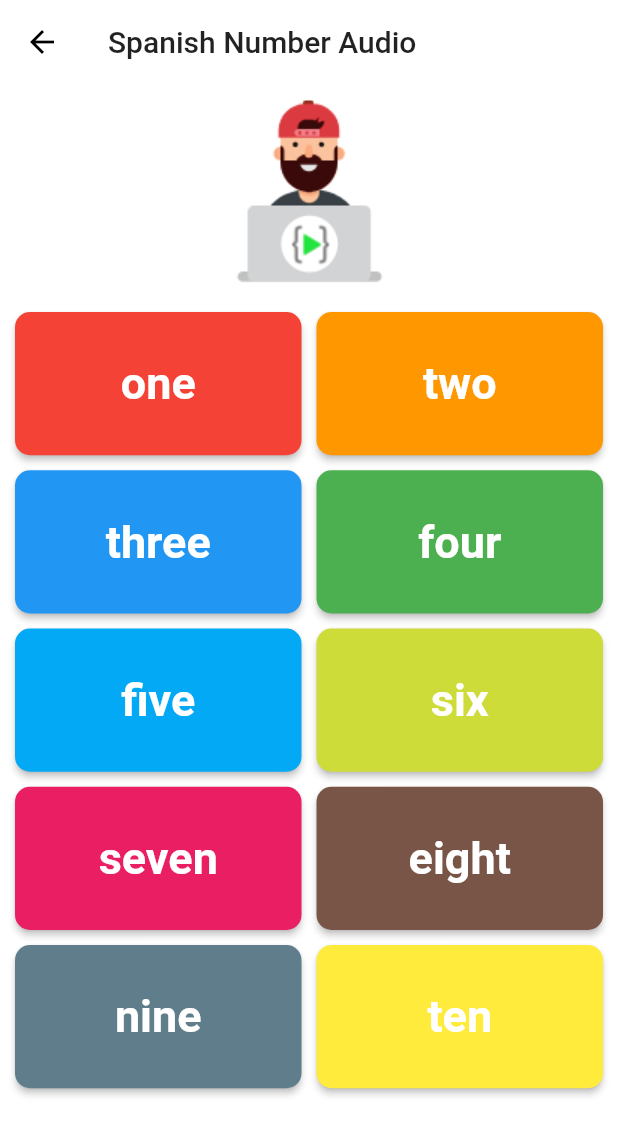
After one commit to viztushar/flutter-courses-learncodeonline, a Flutter app: the screen it shows after launch, after a tap on "Spanish Number Audio", on a phone screen of 412 x 824 dp. The commit adds this screen. Shown: the top 1135 px of the screen. Run offline on Flutter 3.47's test engine with Material 2 defaults, Android fonts, the phone set to English and light mode, and no system bars; our stand-ins replace audioplayers.

Commit message:
Spanish Number Audio added

```diff
--- a/lib/main.dart
+++ b/lib/main.dart
@@ -5,6 +5,7 @@ import 'SpanishNumberApp/main.dart' as SpanishNumberApp;
 import 'dice_roller/main.dart' as diceRoller;
 import 'tictactoe/main.dart' as tictactoe;
 import 'scratchandwin/main.dart' as saw;
+import 'spanishnumberaudio/main.dart' as spnumaudio;
 
 void main() => runApp(MyApp());
 
@@ -125,6 +126,22 @@ class _MyHomePageState extends State<MyHomePage> {
               shape: RoundedRectangleBorder(
                   borderRadius: BorderRadius.circular(30.0)),
             ),
+            RaisedButton(
+              color: Color(0xFF212121),
+              child: Text("Spanish Number Audio", style: TextStyle(
+                color: Colors.white
+              ),),
+              onPressed: () {
+                Navigator.push(
+                  context,
+                  MaterialPageRoute(
+                    builder: (context) => spnumaudio.MySpanishNumberAudio(),
+                  ),
+                  );
+              },
+              shape: RoundedRectangleBorder(
+                  borderRadius: BorderRadius.circular(30.0)),
+            ),
           ],
         ),
       ),
--- /dev/null
+++ b/lib/spanishnumberaudio/NumberAudio.dart
@@ -0,0 +1,13 @@
+import 'package:flutter/material.dart';
+
+class NumberAudio {
+  String audioUri;
+  MaterialColor buttonColor;
+  String buttonText;
+
+  NumberAudio(String audioUri, MaterialColor buttonColor, String buttonText) {
+    this.audioUri = audioUri;
+    this.buttonColor = buttonColor;
+    this.buttonText = buttonText;
+  }
+}
--- /dev/null
+++ b/lib/spanishnumberaudio/main.dart
@@ -0,0 +1,87 @@
+import 'package:flutter/material.dart';
+import 'NumberAudio.dart';
+import 'package:audioplayers/audio_cache.dart';
+
+class MySpanishNumberAudio extends StatefulWidget {
+  @override
+  _MySpanishNumberAudioState createState() => _MySpanishNumberAudioState();
+}
+
+class _MySpanishNumberAudioState extends State<MySpanishNumberAudio> {
+  AudioCache audioCache = AudioCache();
+
+  List<NumberAudio> numberList = [
+    NumberAudio("one.wav", Colors.red, "one"),
+    NumberAudio("two.wav", Colors.orange, "two"),
+    NumberAudio("three.wav", Colors.blue, "three"),
+    NumberAudio("four.wav", Colors.green, "four"),
+    NumberAudio("five.wav", Colors.lightBlue, "five"),
+    NumberAudio("six.wav", Colors.lime, "six"),
+    NumberAudio("seven.wav", Colors.pink, "seven"),
+    NumberAudio("eight.wav", Colors.brown, "eight"),
+    NumberAudio("nine.wav", Colors.blueGrey, "nine"),
+    NumberAudio("ten.wav", Colors.yellow, "ten"),
+  ];
+
+  play(String uri) {
+    audioCache.play(uri);
+  }
+
+  @override
+  Widget build(BuildContext context) {
+    return Scaffold(
+      appBar: AppBar(
+        title: Text("Spanish Number Audio"),
+        elevation: 0.0,
+        backgroundColor: Colors.white,
+      ),
+      backgroundColor: Colors.white,
+      body: Container(
+        child: Center(
+          child: Column(
+            crossAxisAlignment: CrossAxisAlignment.center,
+            mainAxisAlignment: MainAxisAlignment.center,
+            children: <Widget>[
+              Image(
+                image: AssetImage("images/logo.png"),
+              ),
+              Expanded(
+                child: GridView.builder(
+                  padding: EdgeInsets.all(10.0),
+                  itemCount: this.numberList.length,
+                  gridDelegate: SliverGridDelegateWithFixedCrossAxisCount(
+                    crossAxisCount: 2,
+                    childAspectRatio: 2.0,
+                    crossAxisSpacing: 10.0,
+                    mainAxisSpacing: 10.0,
+                  ),
+                  itemBuilder: (context, i) => SizedBox(
+                        width: 100.0,
+                        height: 50.0,
+                        child: RaisedButton(
+                          color: this.numberList[i].buttonColor,
+                          child: Text(
+                            "${this.numberList[i].buttonText}",
+                            style:
+                                TextStyle(color: Colors.white,
+                                fontSize: 30.0,
+                                fontWeight: FontWeight.bold,
+                                ),
+                          ),
+                          onPressed: (){
+                            play(this.numberList[i].audioUri);
+                          },
+                          shape: RoundedRectangleBorder(
+                            borderRadius: BorderRadius.circular(10.0),
+                          ),
+                        ),
+                      ),
+                ),
+              ),
+            ],
+          ),
+        ),
+      ),
+    );
+  }
+}
```
Also changed, not shown: pubspec.yaml (+13 -4 lines), images/logo.png (added), pubspec.lock, 17 other files.
